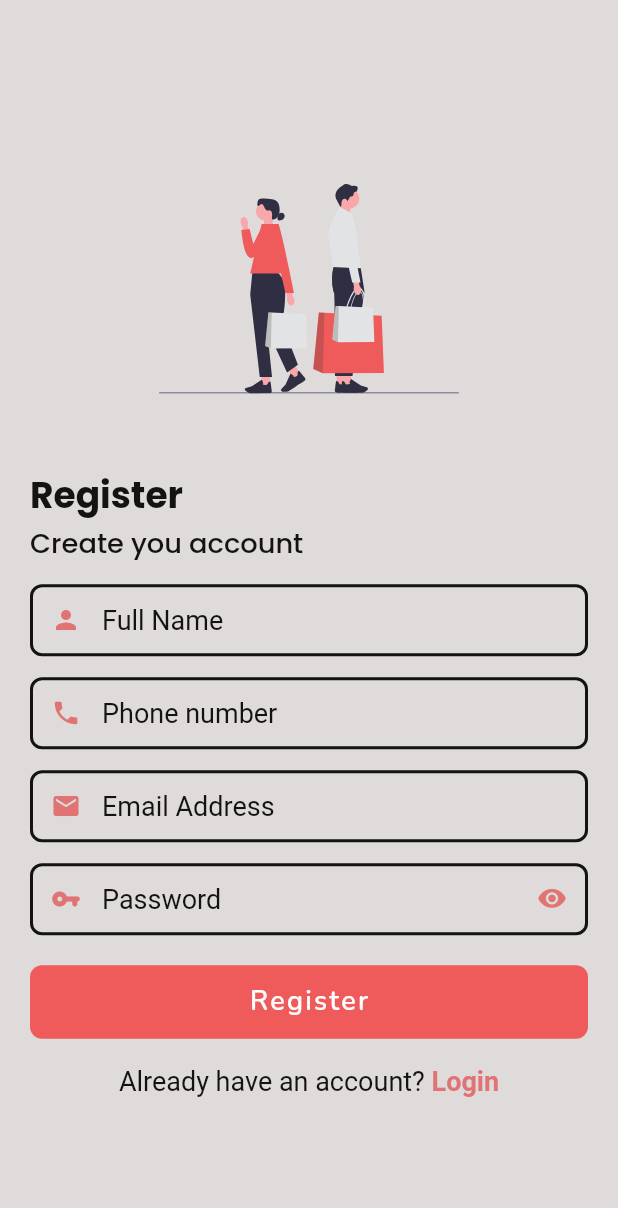
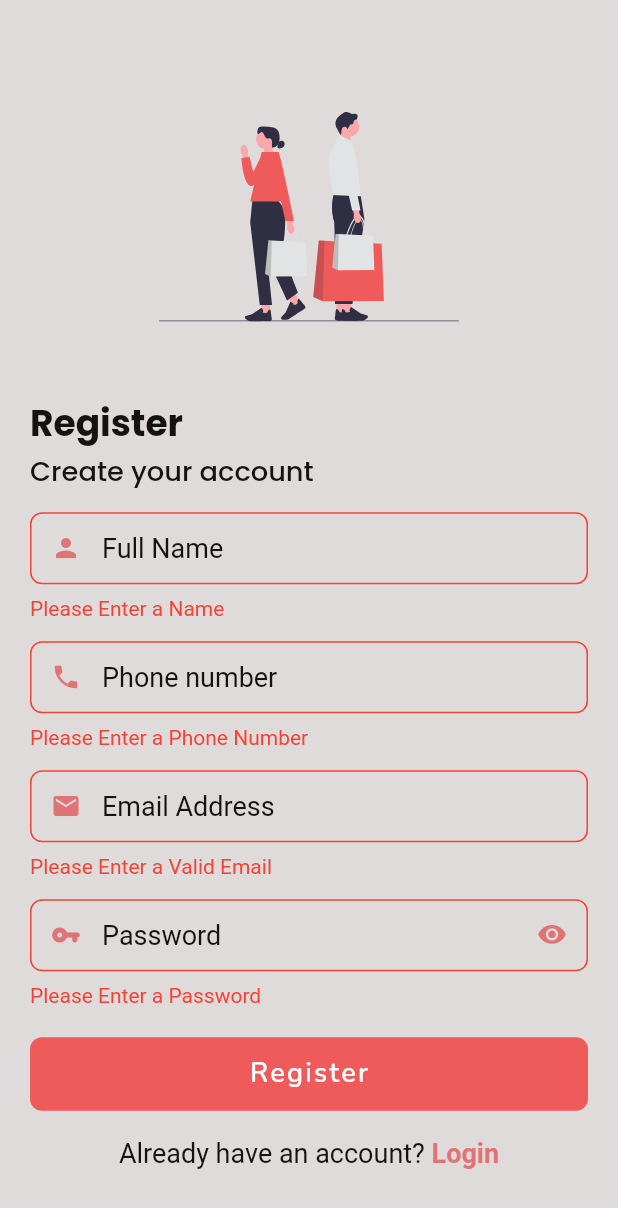
Before and after one commit to aliasar1/E-Commerce-Store-App, a Flutter app: the SignupScreen screen opened directly, after a tap on "Register", on a phone screen of 412 x 824 dp. Shown: the top 1208 px of the screen. Run offline on Flutter 3.47's test engine with Material 2 defaults, Android fonts, the phone set to English and light mode, and no system bars; our stand-ins replace cloud_firestore, firebase_auth, firebase_core, firebase_storage, flutter_svg, get and 2 more; accounts and stored records are empty.

Commit message:
Added Firebase for Login and Signup.

```diff
--- /dev/null
+++ b/lib/controllers/auth_controller.dart
@@ -0,0 +1,140 @@
+import 'package:e_commerce_shopping_app/local/local_storage.dart';
+import 'package:e_commerce_shopping_app/views/login_screen.dart';
+import 'package:e_commerce_shopping_app/views/seller_home_screen.dart';
+import 'package:flutter/material.dart';
+
+import '../models/user_model.dart' as model;
+import '../managers/firebase_manager.dart';
+
+import 'package:get/get.dart';
+import 'package:firebase_auth/firebase_auth.dart';
+import 'package:cloud_firestore/cloud_firestore.dart';
+
+import '../utils/utils.dart';
+import '../views/buyer_home_screen.dart';
+
+class AuthenticateController extends GetxController with CacheManager {
+  model.User? _user;
+
+  model.User get getUser => _user!;
+
+  final TextEditingController nameController = TextEditingController();
+  final TextEditingController phoneController = TextEditingController();
+  final TextEditingController emailController = TextEditingController();
+  final TextEditingController passwordController = TextEditingController();
+  late String userTypeController = 'Buyer';
+
+  RxBool isLoggedIn = false.obs;
+  Rx<bool> isObscure = true.obs;
+  Rx<bool> isLoading = false.obs;
+
+  final loginFormKey = GlobalKey<FormState>();
+  final signupFormKey = GlobalKey<FormState>();
+
+  Future<void> refreshUser() async {
+    model.User user = await getUserDetails();
+    _user = user;
+  }
+
+  Future<model.User> getUserDetails() async {
+    User currentUser = firebaseAuth.currentUser!;
+
+    DocumentSnapshot documentSnapshot =
+        await firestore.collection('users').doc(currentUser.uid).get();
+
+    return model.User.fromSnap(documentSnapshot);
+  }
+
+  void toggleVisibility() {
+    isObscure.value = !isObscure.value;
+  }
+
+  void toggleLoading({bool showMessage = false, String message = ''}) {
+    isLoading.value = !isLoading.value;
+    if (showMessage) {
+      Utils.showSnackBar(
+        message,
+        isSuccess: false,
+      );
+    }
+  }
+
+  Future<void> signUpUser({
+    required String email,
+    required String password,
+    required String name,
+    required String phone,
+  }) async {
+    try {
+      if (signupFormKey.currentState!.validate()) {
+        signupFormKey.currentState!.save();
+        toggleLoading();
+        UserCredential cred = await firebaseAuth.createUserWithEmailAndPassword(
+          email: email,
+          password: password,
+        );
+
+        model.User user = model.User(
+          name: name,
+          uid: cred.user!.uid,
+          phone: phone,
+          email: email,
+          profilePhoto: "",
+        );
+
+        // adding user in our database
+        await firestore
+            .collection("users")
+            .doc(cred.user!.uid)
+            .set(user.toJson());
+        toggleLoading();
+        Get.offAll(LoginScreen());
+        Get.snackbar(
+          'Success!',
+          'Account created successfully.',
+        );
+        clearfields();
+      }
+    } catch (e) {
+      toggleLoading();
+      Get.snackbar(
+        'Error Loggin in',
+        e.toString(),
+      );
+    }
+  }
+
+  Future<void> login(String email, String password, String userType) async {
+    try {
+      if (loginFormKey.currentState!.validate()) {
+        loginFormKey.currentState!.save();
+        toggleLoading();
+        await firebaseAuth.signInWithEmailAndPassword(
+            email: email, password: password);
+
+        setUserType(userType);
+        if (userType == 'Buyer') {
+          Get.offAll(BuyerHomeScreen());
+        } else {
+          Get.offAll(SellerHomeScreen());
+        }
+        toggleLoading();
+        clearfields();
+      }
+    } catch (err) {
+      toggleLoading();
+      Get.snackbar(
+        'Error Loggin in',
+        err.toString(),
+      );
+    }
+  }
+
+  void clearfields() {
+    nameController.clear();
+    emailController.clear();
+    passwordController.clear();
+    phoneController.clear();
+    userTypeController = 'Buyer';
+  }
+}
--- a/lib/managers/firebase_manager.dart
+++ b/lib/managers/firebase_manager.dart
@@ -1 +1,9 @@
-class FirebaseManager {}
+import 'package:cloud_firestore/cloud_firestore.dart';
+import 'package:firebase_auth/firebase_auth.dart';
+import 'package:firebase_storage/firebase_storage.dart';
+
+var firebaseAuth = FirebaseAuth.instance;
+var firebaseStorage = FirebaseStorage.instance;
+var firestore = FirebaseFirestore.instance;
+
+var usersCollection = 'users';
--- a/lib/managers/strings_manager.dart
+++ b/lib/managers/strings_manager.dart
@@ -13,7 +13,7 @@ class StringsManager {
   static const String searchNowEventTxt = "Search Events Now!";
   static const String noEventsAttendedTxt = "Events Log is empty!";
   static const String descriptionTxt = 'Description';
-  static const String registerNowTxt = 'Create you account';
+  static const String registerNowTxt = 'Create your account';
   static const String noEventTxt = "No event found!";
   static const String eventsHistoryTxt = "Events Attended";
   static const String eventsLogTxt = "Events Log";
--- /dev/null
+++ b/lib/managers/validations_manager.dart
@@ -0,0 +1,3 @@
+const String SUCCESS = "200";
+const String FAILED = "400";
+const String NOT_FOUND = "404";
--- /dev/null
+++ b/lib/models/enums.dart
@@ -0,0 +1,4 @@
+enum UserType {
+  buyer,
+  seller,
+}
--- /dev/null
+++ b/lib/models/user_model.dart
@@ -0,0 +1,32 @@
+import 'package:cloud_firestore/cloud_firestore.dart';
+
+class User {
+  String name, email, uid, profilePhoto, phone;
+
+  User({
+    required this.name,
+    required this.email,
+    required this.uid,
+    required this.profilePhoto,
+    required this.phone,
+  });
+
+  Map<String, dynamic> toJson() => {
+        "name": name,
+        "email": email,
+        "uid": uid,
+        "profilePhoto": profilePhoto,
+        "phone": phone,
+      };
+
+  static User fromSnap(DocumentSnapshot snap) {
+    var snapshot = snap.data() as Map<String, dynamic>;
+    return User(
+      email: snapshot["email"],
+      name: snapshot["name"],
+      uid: snapshot["uid"],
+      profilePhoto: snapshot["profilePhoto"],
+      phone: snapshot["phone"],
+    );
+  }
+}
--- a/lib/utils/utils.dart
+++ b/lib/utils/utils.dart
@@ -0,0 +1,135 @@
+import 'package:flutter/material.dart';
+import 'package:get/get.dart';
+import 'package:lottie/lottie.dart';
+
+import '../managers/colors_manager.dart';
+import '../managers/fonts_manager.dart';
+import '../managers/values_manager.dart';
+import '../widgets/toast.dart';
+
+class Utils {
+  Utils._();
+  static showLoading(BuildContext context) {
+    Get.defaultDialog(
+      title: '',
+      titleStyle: const TextStyle(color: ColorsManager.primaryColor),
+      backgroundColor: Theme.of(context).backgroundColor,
+      content: customLoading(context),
+      radius: RadiusManager.buttonRadius,
+      barrierDismissible: false,
+    );
+  }
+
+  static Widget customLoading(BuildContext context) {
+    return Container(
+      decoration: BoxDecoration(
+        color: Theme.of(context).backgroundColor,
+        borderRadius: BorderRadius.circular(10),
+        boxShadow: [
+          BoxShadow(
+            color: Theme.of(context).backgroundColor.withOpacity(0.32),
+            offset: const Offset(0, 6),
+            blurRadius: 10,
+          )
+        ],
+      ),
+      child: Lottie.asset(
+        'assets/lottie/loading_animation.json',
+        height: 200,
+      ),
+    );
+  }
+
+  static dismissLoadingWidget() {
+    Get.back();
+  }
+
+  static void showSnackBar(
+    String message, {
+    isSuccess = true,
+    String? title,
+    Icon? icon,
+  }) =>
+      Get.showSnackbar(
+        GetSnackBar(
+          icon: icon ??
+              Icon(
+                isSuccess ? Icons.check_circle_rounded : Icons.cancel_rounded,
+                color:
+                    isSuccess ? ColorsManager.primaryColor : Colors.redAccent,
+                size: SizeManager.sizeM,
+              ),
+          titleText: Text(
+            title ?? isSuccess ? "Success" : "Failed",
+            style: TextStyle(
+              fontSize: FontSize.subTitleFontSize,
+              color: isSuccess ? ColorsManager.primaryColor : Colors.redAccent,
+              fontWeight: FontWeight.w700,
+              fontFamily: "Nunito",
+              letterSpacing: 1.0,
+            ),
+          ),
+          messageText: Text(
+            message,
+            style: TextStyle(
+              fontSize: FontSize.textFontSize,
+              color: isSuccess ? ColorsManager.primaryColor : Colors.redAccent,
+              fontWeight: FontWeight.w700,
+              fontFamily: "Nunito",
+              letterSpacing: 1.0,
+            ),
+          ),
+          duration: const Duration(seconds: 4),
+        ),
+      );
+
+  static void showToast(BuildContext context, String message) =>
+      Toast.show(message, context, duration: 5, gravity: 2);
+
+  static showCustomDialogBox(
+    BuildContext context, {
+    required String titleText,
+    required Icon titleIcon,
+    required Widget body,
+    required List<Widget> actions,
+  }) {
+    return showDialog(
+      context: context,
+      barrierDismissible: true,
+      builder: (context) {
+        return AlertDialog(
+          title: Center(
+            child: Column(
+              children: [
+                titleIcon,
+                const SizedBox(height: 20),
+                Text(titleText),
+              ],
+            ),
+          ),
+          content: Column(
+            mainAxisSize: MainAxisSize.min,
+            children: [
+              body,
+              const SizedBox(
+                height: 16,
+              ),
+              Row(
+                mainAxisAlignment: MainAxisAlignment.center,
+                children: actions,
+              )
+            ],
+          ),
+        );
+      },
+    );
+  }
+
+  static List<T> modelBuilder<M, T>(
+          List<M> models, T Function(int index, M model) builder) =>
+      models
+          .asMap()
+          .map<int, T>((index, model) => MapEntry(index, builder(index, model)))
+          .values
+          .toList();
+}
--- a/lib/views/signup_screen.dart
+++ b/lib/views/signup_screen.dart
@@ -1,32 +1,24 @@
 import 'package:e_commerce_shopping_app/views/login_screen.dart';
 import 'package:flutter/material.dart';
 import 'package:flutter_svg/flutter_svg.dart';
+import 'package:get/get.dart';
 
+import '../controllers/auth_controller.dart';
 import '../utils/exports/managers_exports.dart';
 import '../utils/size_config.dart';
 import '../widgets/custom_text.dart';
 import '../widgets/custom_text_form_field.dart';
 import '../widgets/cutom_button.dart';
 
-class SignupScreen extends StatefulWidget {
+class SignupScreen extends StatelessWidget {
   const SignupScreen({super.key});
-
-  @override
-  State<SignupScreen> createState() => _SignupScreenState();
-}
-
-class _SignupScreenState extends State<SignupScreen> {
-  final TextEditingController nameController = TextEditingController();
-  final TextEditingController phoneController = TextEditingController();
-  final TextEditingController emailController = TextEditingController();
-  final TextEditingController passwordController = TextEditingController();
-
-  bool isObscure = true;
-  bool isLoading = false;
 
   @override
   Widget build(BuildContext context) {
     SizeConfig().init(context);
+
+    AuthenticateController controller = Get.put(AuthenticateController());
+
     return SafeArea(
       child: Scaffold(
         backgroundColor: ColorsManager.scaffoldBgColor,
@@ -37,7 +29,7 @@ class _SignupScreenState extends State<SignupScreen> {
                   vertical: MarginManager.marginXL,
                   horizontal: MarginManager.marginXL),
               child: Form(
-                //key: signupFormKey,
+                key: controller.signupFormKey,
                 child: Column(
                   crossAxisAlignment: CrossAxisAlignment.start,
                   children: [
@@ -78,7 +70,7 @@ class _SignupScreenState extends State<SignupScreen> {
                       height: SizeManager.sizeSemiM,
                     ),
                     CustomTextFormField(
-                      controller: nameController,
+                      controller: controller.nameController,
                       labelText: StringsManager.nameTxt,
                       autofocus: false,
                       keyboardType: TextInputType.name,
@@ -95,7 +87,7 @@ class _SignupScreenState extends State<SignupScreen> {
                       height: SizeManager.sizeSemiM,
                     ),
                     CustomTextFormField(
-                      controller: phoneController,
+                      controller: controller.phoneController,
                       labelText: StringsManager.phoneTxt,
                       autofocus: false,
                       hintText: StringsManager.phoneHintTxt,
@@ -113,7 +105,7 @@ class _SignupScreenState extends State<SignupScreen> {
                       height: SizeManager.sizeSemiM,
                     ),
                     CustomTextFormField(
-                      controller: emailController,
+                      controller: controller.emailController,
                       labelText: StringsManager.emailTxt,
                       autofocus: false,
                       hintText: StringsManager.emailHintTxt,
@@ -130,18 +122,26 @@ class _SignupScreenState extends State<SignupScreen> {
                     const SizedBox(
                       height: SizeManager.sizeSemiM,
                     ),
-                    CustomTextFormField(
-                      controller: passwordController,
+                    Obx(
+                      () => CustomTextFormField(
+                        controller: controller.passwordController,
                         autofocus: false,
                         labelText: StringsManager.passwordTxt,
-                      obscureText: isObscure,
+                        obscureText: controller.isObscure.value,
                         prefixIconData: Icons.vpn_key_rounded,
-                      suffixIconData: isObscure
+                        suffixIconData: controller.isObscure.value
                             ? Icons.visibility_rounded
                             : Icons.visibility_off_rounded,
-                      onSuffixTap: toggleVisibility,
+                        onSuffixTap: controller.toggleVisibility,
                         textInputAction: TextInputAction.done,
-                      onFieldSubmit: (v) {},
+                        onFieldSubmit: (_) {
+                          controller.signUpUser(
+                            email: controller.emailController.text,
+                            name: controller.nameController.text,
+                            password: controller.passwordController.text,
+                            phone: controller.phoneController.text,
+                          );
+                        },
                         validator: (value) {
                           if (value!.isEmpty) {
                             return ErrorManager.kPasswordNullError;
@@ -149,24 +149,35 @@ class _SignupScreenState extends State<SignupScreen> {
                           return null;
                         },
                       ),
+                    ),
                     const SizedBox(
                       height: SizeManager.sizeXL,
                     ),
-                    CustomButton(
+                    Obx(
+                      () => CustomButton(
                         color: ColorsManager.secondaryColor,
                         hasInfiniteWidth: true,
-                      loadingWidget: isLoading
+                        loadingWidget: controller.isLoading.value
                             ? const Center(
                                 child: CircularProgressIndicator(
                                   color: Colors.white,
-                                backgroundColor: ColorsManager.scaffoldBgColor,
+                                  backgroundColor:
+                                      ColorsManager.scaffoldBgColor,
                                 ),
                               )
                             : null,
-                      onPressed: () {},
+                        onPressed: () {
+                          controller.signUpUser(
+                            email: controller.emailController.text,
+                            name: controller.nameController.text,
+                            password: controller.passwordController.text,
+                            phone: controller.phoneController.text,
+                          );
+                        },
                         text: StringsManager.registerTxt,
                         textColor: ColorsManager.whiteColor,
                         buttonType: ButtonType.loading,
+                      ),
                     ),
                     const SizedBox(
                       height: SizeManager.sizeL,
@@ -204,8 +215,4 @@ class _SignupScreenState extends State<SignupScreen> {
       ),
     );
   }
-
-  void toggleVisibility() {
-    isObscure = !isObscure;
 }
-}
--- a/pubspec.yaml
+++ b/pubspec.yaml
@@ -48,6 +48,12 @@ dev_dependencies:
   flutter_lints: ^2.0.0
   flutter_svg: ^2.0.5
   lottie: ^2.3.2
+  get: ^4.6.5
+  firebase_storage: ^11.2.0
+  firebase_core: ^2.12.0
+  cloud_firestore: ^4.7.0
+  firebase_auth: ^4.6.0
+  get_storage: ^2.1.1
 
 # For information on the generic Dart part of this file, see the
 # following page: https://dart.dev/tools/pub/pubspec
```
Also changed, not shown: lib/local/local_storage.dart (added, +18 -0 lines), lib/main.dart (+9 -2 lines), lib/views/buyer_home_screen.dart (added, +19 -0 lines), lib/views/login_screen.dart (+35 -34 lines), lib/views/seller_home_screen.dart (added, +19 -0 lines), lib/views/splash_screen.dart (+2 -9 lines), lib/widgets/toast.dart (added, +106 -0 lines), pubspec.lock, 3 other files. Lines whose indentation alone changed are shown as unchanged.
